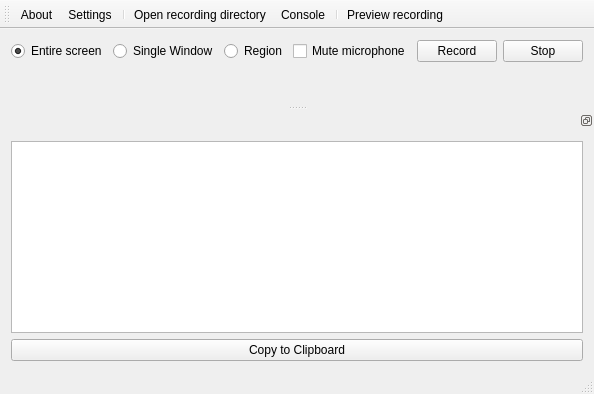
Before: the Qt Designer form src/mainwindow.ui in froksen/FDesktopRecorder, drawn with Qt 5.
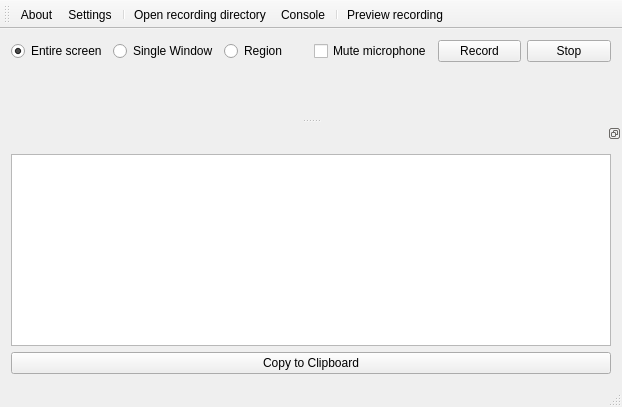
After: the same form once the commit is applied. Icons and pictures are not drawn.

Commit message: Added statusTip to "Record an area" radio-button

```diff
--- a/src/mainwindow.ui
+++ b/src/mainwindow.ui
@@ -6,8 +6,8 @@
    <rect>
     <x>0</x>
     <y>0</y>
-    <width>556</width>
-    <height>394</height>
+    <width>622</width>
+    <height>407</height>
    </rect>
   </property>
   <property name="sizePolicy">
```
Left out of the diff: 7 changed lines with no effect on the pictures.
